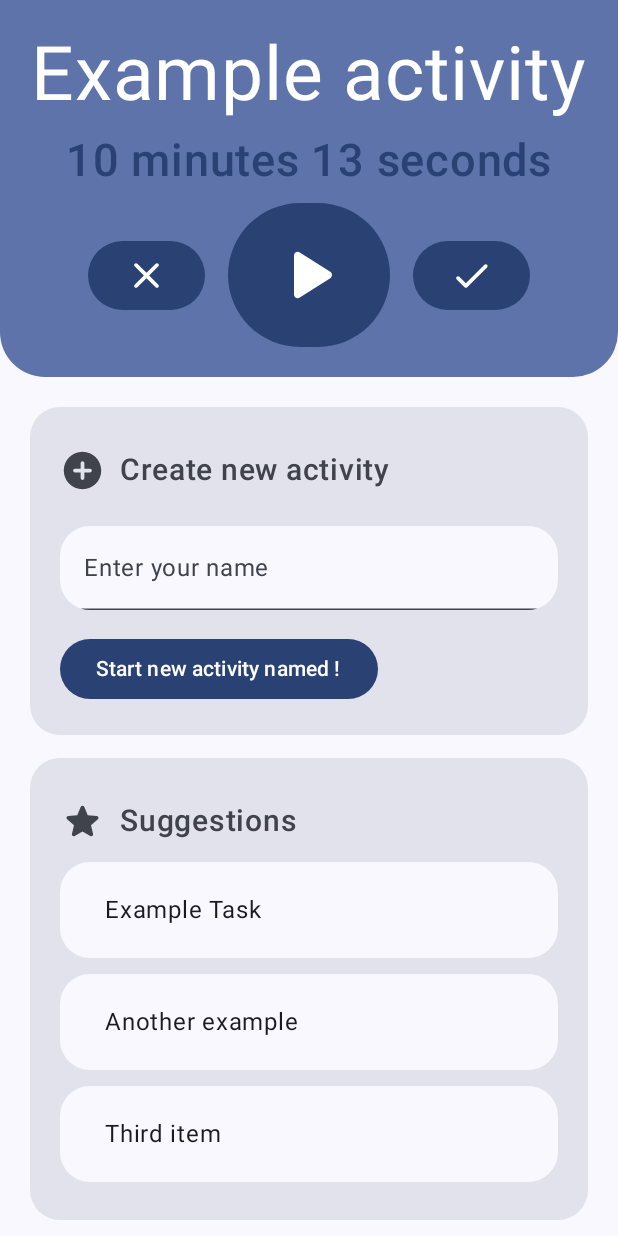
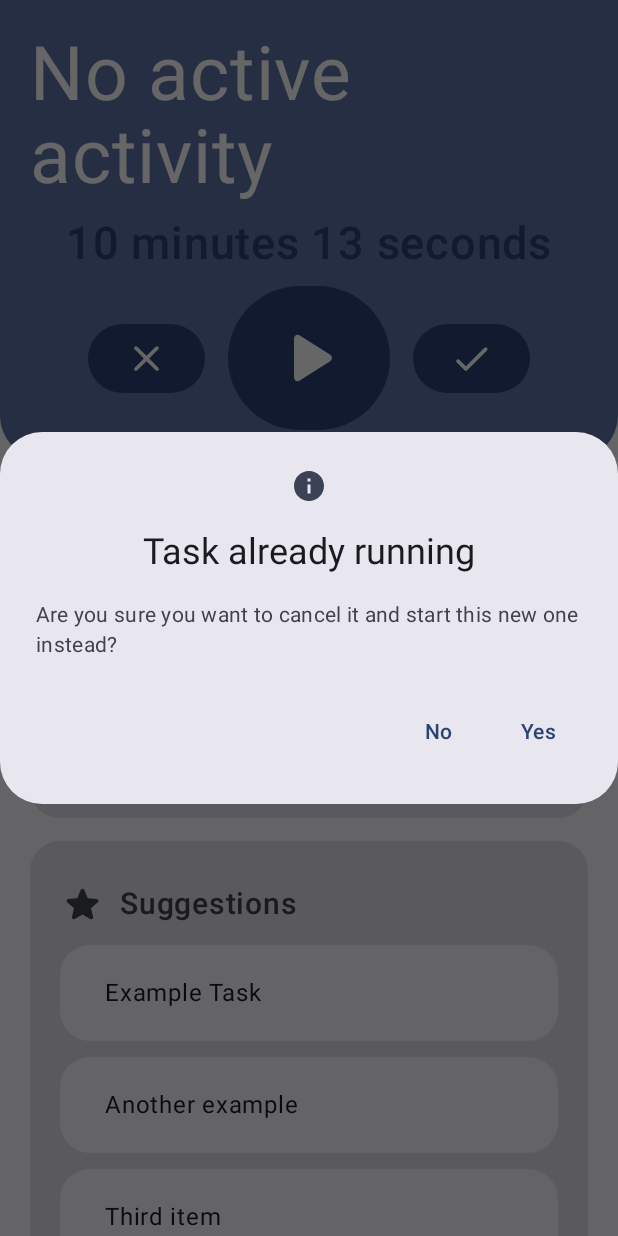
Before and after one commit to hnasheralneam/ActivityLog, an Android app built with Jetpack Compose: the screen it shows after launch (MainActivity), after a tap on an icon or button, on a phone screen of 412 x 824 dp. Run offline under Robolectric (Android 15) with nearby library versions, the phone set to English and light mode, and no system bars.

Commit message:
Create task interactions

```diff
--- a/app/build.gradle.kts
+++ b/app/build.gradle.kts
@@ -9,7 +9,7 @@ android {
 
     defaultConfig {
         applicationId = "com.example.activitylog"
-        minSdk = 24
+        minSdk = 26
         targetSdk = 34
         versionCode = 1
         versionName = "1.0"
--- a/app/src/main/java/com/example/activitylog/MainActivity.kt
+++ b/app/src/main/java/com/example/activitylog/MainActivity.kt
@@ -17,6 +17,7 @@ import androidx.compose.foundation.shape.CircleShape
 import androidx.compose.foundation.shape.RoundedCornerShape
 import androidx.compose.foundation.verticalScroll
 import androidx.compose.material.icons.Icons
+import androidx.compose.material.icons.filled.Info
 import androidx.compose.material.icons.rounded.AddCircle
 import androidx.compose.material.icons.rounded.Check
 import androidx.compose.material.icons.rounded.Close
@@ -25,18 +26,21 @@ import androidx.compose.material.icons.rounded.PieChart
 import androidx.compose.material.icons.rounded.PlayArrow
 import androidx.compose.material.icons.rounded.Settings
 import androidx.compose.material.icons.rounded.Star
+import androidx.compose.material3.AlertDialog
 import androidx.compose.material3.Button
 import androidx.compose.material3.ButtonDefaults
 import androidx.compose.material3.Icon
 import androidx.compose.material3.MaterialTheme
 import androidx.compose.material3.Surface
 import androidx.compose.material3.Text
+import androidx.compose.material3.TextButton
 import androidx.compose.material3.TextField
 import androidx.compose.material3.TextFieldDefaults
 import androidx.compose.runtime.Composable
 import androidx.compose.runtime.getValue
 import androidx.compose.runtime.mutableStateOf
 import androidx.compose.runtime.remember
+import androidx.compose.runtime.setValue
 import androidx.compose.ui.Alignment
 import androidx.compose.ui.Modifier
 import androidx.compose.ui.draw.clip
@@ -46,6 +50,8 @@ import androidx.compose.ui.unit.Dp
 import androidx.compose.ui.unit.dp
 import androidx.compose.ui.unit.sp
 import com.example.activitylog.ui.theme.ActivityLogTheme
+import java.time.LocalDateTime
+import java.util.UUID
 
 
 class MainActivity : ComponentActivity() {
@@ -87,6 +93,15 @@ class MainActivity : ComponentActivity() {
     }
 }
 
+data class Activity(val name: String, val seconds: Int, val paused: Boolean, val start: LocalDateTime, val finish: LocalDateTime, val id: String)
+val placeholderActivity: Activity = Activity("placeholder", 221, true, LocalDateTime.now(), LocalDateTime.now(), "20123")
+var activityRunning: Boolean = true
+var currentActivity: Activity = placeholderActivity
+val activities: MutableList<Activity> = mutableListOf()
+val completedActivities: MutableList<Activity> = mutableListOf()
+
+var activeActivityName by mutableStateOf("No active activity")
+
 @Composable
 fun QuickActionPanel() {
     Surface(
@@ -109,7 +124,7 @@ fun QuickActionPanel() {
                 verticalArrangement = Arrangement.Center,
                 horizontalAlignment = Alignment.CenterHorizontally
             ) {
-            Text("Example activity", fontSize = 50.sp, lineHeight = 55.sp)
+            Text(activeActivityName, fontSize = 50.sp, lineHeight = 55.sp)
             Text("10 minutes 13 seconds", fontSize = 30.sp, modifier = Modifier.padding(10.dp), color = MaterialTheme.colorScheme.primary, fontWeight = FontWeight.SemiBold)
             Row(
                 modifier = Modifier.fillMaxSize(),
@@ -172,11 +187,83 @@ fun NewTaskPanel() {
                     disabledContainerColor = MaterialTheme.colorScheme.background,
                 )
             )
-            Button(onClick = { /*TODO*/ }, enabled = isEnabled) {
+
+            var isClicked by remember { mutableStateOf(false) }
+            val openAlertDialog = remember { mutableStateOf(false) }
+
+
+            Button(onClick = {
+                isClicked = true
+                openAlertDialog.value = true
+            }, enabled = isEnabled) {
                 Text("Start new activity named ${text.value}!")
+            }
+
+            if (isClicked) {
+                if (activityRunning) {
+                    when {
+                        openAlertDialog.value -> {
+                            AlertDialogExample(
+                                onDismissRequest = { openAlertDialog.value = false },
+                                onConfirmation = {
+                                    openAlertDialog.value = false
+                                    completedActivities.add(currentActivity)
+                                    activeActivityName = text.value
+                                    text.value = ""
+                                    currentActivity = Activity(text.value, 0, false, LocalDateTime.now(), LocalDateTime.now(), UUID.randomUUID().toString())
+                                },
+                                dialogTitle = "Task already running",
+                                dialogText = "Are you sure you want to cancel it and start this new one instead?",
+                                icon = Icons.Default.Info
+                            )
+                        }
+                    }
+                }
             }
         }
     }
+}
+
+@Composable
+fun AlertDialogExample(
+    onDismissRequest: () -> Unit,
+    onConfirmation: () -> Unit,
+    dialogTitle: String,
+    dialogText: String,
+    icon: ImageVector,
+) {
+    AlertDialog(
+        icon = {
+            Icon(icon, contentDescription = "Example Icon")
+        },
+        title = {
+            Text(text = dialogTitle)
+        },
+        text = {
+            Text(text = dialogText)
+        },
+        onDismissRequest = {
+            onDismissRequest()
+        },
+        confirmButton = {
+            TextButton(
+                onClick = {
+                    onConfirmation()
+                }
+            ) {
+                Text("Yes")
+            }
+        },
+        dismissButton = {
+            TextButton(
+                onClick = {
+                    onDismissRequest()
+                }
+            ) {
+                Text("No")
+            }
+        }
+    )
 }
 
 @Composable
--- a/settings.gradle.kts
+++ b/settings.gradle.kts
@@ -13,5 +13,5 @@ dependencyResolutionManagement {
     }
 }
 
-rootProject.name = "ActivityLog"
+rootProject.name = "Activity Log"
 include(":app")
```
